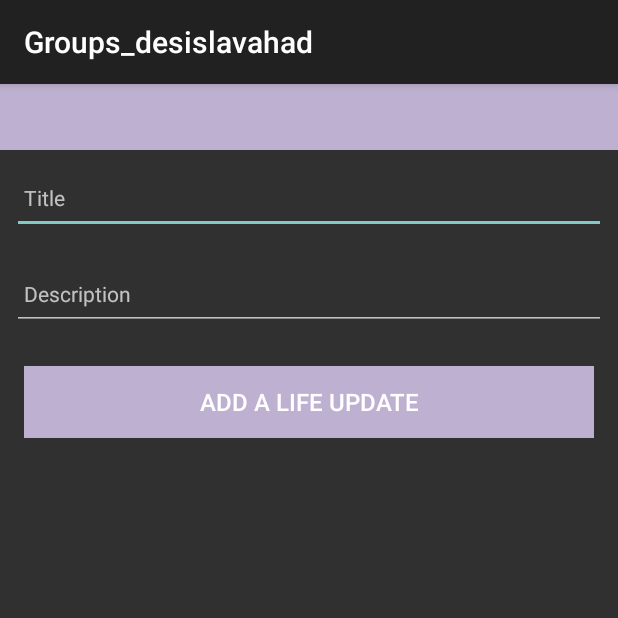
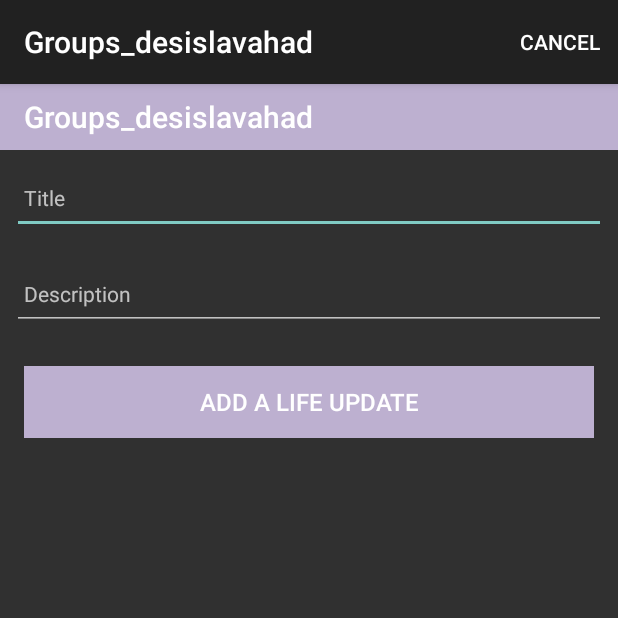
Before and after one commit to desislavahadzhiolova/Groups, an Android app: the screen it shows after launch (PlacemarkActivity), after a tap on "Add", on a phone screen of 412 x 824 dp, the top half of it. Run offline under Robolectric (Android 15) with nearby library versions, the phone set to English and light mode, and no system bars; our stand-ins replace Firebase (no records; nobody signed in at launch, a user with empty details on screens opened directly), Timber; 2 statements that could not run were skipped.

Commit message:
Refined log out button Added cancel button to placemarkActivity

```diff
--- a/app/src/main/java/ia/wit/groups_desislavahad/actvities/PlacemarkActivity.kt
+++ b/app/src/main/java/ia/wit/groups_desislavahad/actvities/PlacemarkActivity.kt
@@ -3,6 +3,8 @@ package ia.wit.groups_desislavahad.actvities
 
 import androidx.appcompat.app.AppCompatActivity
 import android.os.Bundle
+import android.view.Menu
+import android.view.MenuItem
 import com.google.android.material.snackbar.Snackbar
 import com.google.firebase.auth.FirebaseAuth
 import ia.wit.groups_desislavahad.R
@@ -26,6 +28,8 @@ class PlacemarkActivity : AppCompatActivity() {
         setContentView(R.layout.activity_placemark)
         binding = ActivityPlacemarkBinding.inflate(layoutInflater)
         setContentView(binding.root)
+        binding.toolbarAdd.title = title
+
 
         mAuth = FirebaseAuth.getInstance()
 
@@ -50,4 +54,16 @@ class PlacemarkActivity : AppCompatActivity() {
             }
         }
     }
+    override fun onCreateOptionsMenu(menu: Menu): Boolean {
+        menuInflater.inflate(R.menu.menu_placemark, menu)
+        return super.onCreateOptionsMenu(menu)
+    }
+    override fun onOptionsItemSelected(item: MenuItem): Boolean {
+        when (item.itemId) {
+            R.id.item_cancel -> {
+                finish()
+            }
+        }
+        return super.onOptionsItemSelected(item)
+    }
 }
--- a/app/src/main/java/ia/wit/groups_desislavahad/actvities/PlacemarkListActivity.kt
+++ b/app/src/main/java/ia/wit/groups_desislavahad/actvities/PlacemarkListActivity.kt
@@ -52,7 +52,6 @@ class PlacemarkListActivity : AppCompatActivity() {
        }else if(item.itemId == R.id.item_add ){
            run {
                val launcherIntent = Intent(this, PlacemarkActivity::class.java)
-
                startActivityForResult(launcherIntent, 0)
            }
         }
--- a/app/src/main/res/menu/menu_main.xml
+++ b/app/src/main/res/menu/menu_main.xml
@@ -10,7 +10,6 @@
 
     <item
         android:id="@+id/log_out"
-        android:icon="@android:drawable/ic_delete"
-        android:title="@string/menu_addPlacemark"
-        app:showAsAction="always" />
+        android:title="@string/menu_log_out"
+        app:showAsAction="always"/>
 </menu>
--- /dev/null
+++ b/app/src/main/res/menu/menu_placemark.xml
@@ -0,0 +1,9 @@
+<?xml version="1.0" encoding="utf-8"?>
+<menu xmlns:android="http://schemas.android.com/apk/res/android"
+    xmlns:app="http://schemas.android.com/apk/res-auto">
+
+    <item
+        android:id="@+id/item_cancel"
+        android:title="@string/menu_cancelPlacemark"
+        app:showAsAction="always"/>
+</menu>
--- a/app/src/main/res/values/strings.xml
+++ b/app/src/main/res/values/strings.xml
@@ -4,6 +4,8 @@
     <string name="hint_placemarkTitle">Title</string>
     <string name="hint_placemarkDescription">Description</string>
     <string name="menu_addPlacemark">Add</string>
+    <string name="menu_cancelPlacemark">Cancel</string>
+    <string name="menu_log_out">Log Out</string>
 
 
 </resources>
```
